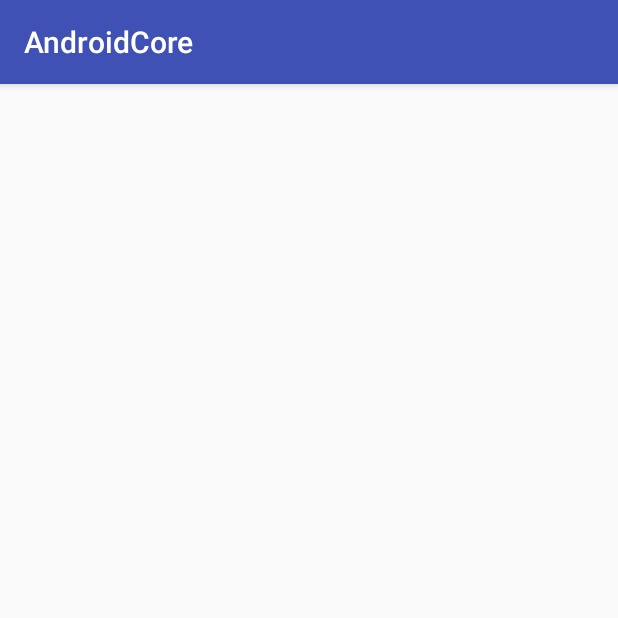
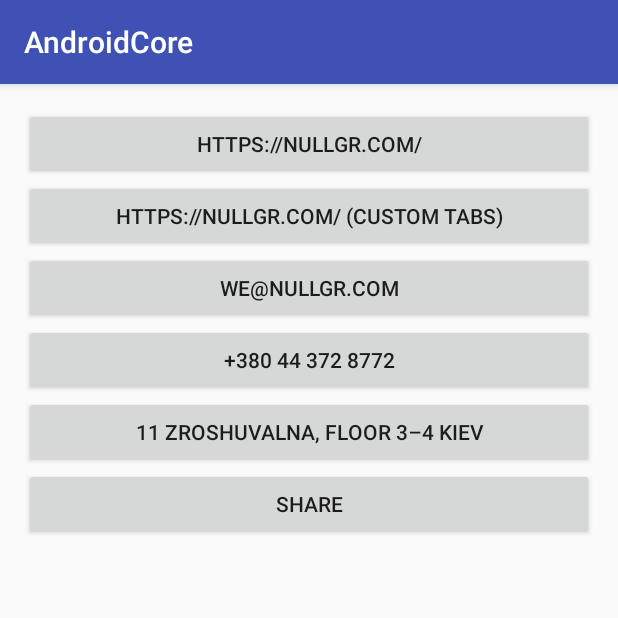
Before and after one commit to nullgr/app-core, an Android app: the CommonIntentsExampleActivity screen opened directly, with no data from a screen before it, on a phone screen of 412 x 824 dp, the top half of it. Run offline under Robolectric (Android 15) with nearby library versions, the phone set to English and light mode, and no system bars.

Commit message:
- Improve CommonIntentsExtensions - Add CommonIntentsExampleActivity

```diff
--- a/app/build.gradle
+++ b/app/build.gradle
@@ -41,6 +41,7 @@ dependencies {
     implementation commonDependencies.supportCardView
     implementation commonDependencies.supportvectorDrawable
     implementation commonDependencies.supportConstraint
+    implementation commonDependencies.supportCustomTabs
 
     testImplementation 'junit:junit:4.12'
     androidTestImplementation 'com.android.support.test:runner:1.0.1'
--- a/app/src/main/java/com/nullgr/androidcore/intents/CommonIntentsExampleActivity.kt
+++ b/app/src/main/java/com/nullgr/androidcore/intents/CommonIntentsExampleActivity.kt
@@ -1,10 +1,51 @@
 package com.nullgr.androidcore.intents
 
+import android.os.Bundle
+import android.support.v4.content.ContextCompat
 import android.support.v7.app.AppCompatActivity
+import com.nullgr.androidcore.R
+import com.nullgr.corelibrary.intents.*
+import kotlinx.android.synthetic.main.activity_common_intents_example.*
 
 /**
  * Created by Grishko Nikita on 01.02.18.
  */
 class CommonIntentsExampleActivity : AppCompatActivity() {
 
+    override fun onCreate(savedInstanceState: Bundle?) {
+        super.onCreate(savedInstanceState)
+        setContentView(R.layout.activity_common_intents_example)
+
+        val errorText = getString(R.string.error_activity_not_found)
+
+        buttonWebSimple.setOnClickListener {
+            webIntent(getString(R.string.btn_null_gr_web))
+                    .launch(this, errorText)
+        }
+
+        buttonWebChrome.setOnClickListener {
+            chromeTabsIntent(ContextCompat.getColor(this, R.color.colorPrimary))
+                    .launch(this, getString(R.string.btn_null_gr_web))
+        }
+
+        buttonCallTo.setOnClickListener {
+            callIntent(getString(R.string.btn_null_gr_phone))
+                    .launch(this, errorText)
+        }
+
+        buttonMailTo.setOnClickListener {
+            emailIntent(getString(R.string.btn_null_gr_phone), body = getString(R.string.text_for_share))
+                    .launch(this, errorText)
+        }
+
+        buttonRoteTo.setOnClickListener {
+            navigationIntent(50.434195, 30.686477)
+                    .launch(this, errorText)
+        }
+
+        buttonShare.setOnClickListener {
+            shareTextIntent(getString(R.string.text_for_share))
+                    .launch(this, errorText)
+        }
+    }
 }
--- /dev/null
+++ b/app/src/main/res/layout/activity_common_intents_example.xml
@@ -0,0 +1,49 @@
+<?xml version="1.0" encoding="utf-8"?>
+<ScrollView xmlns:android="http://schemas.android.com/apk/res/android"
+    android:layout_width="match_parent"
+    android:layout_height="match_parent"
+    android:padding="16dp">
+
+    <LinearLayout
+        android:layout_width="match_parent"
+        android:layout_height="wrap_content"
+        android:orientation="vertical">
+
+        <Button
+            android:id="@+id/buttonWebSimple"
+            android:layout_width="match_parent"
+            android:layout_height="wrap_content"
+            android:text="@string/btn_null_gr_web" />
+
+        <Button
+            android:id="@+id/buttonWebChrome"
+            android:layout_width="match_parent"
+            android:layout_height="wrap_content"
+            android:text="@string/btn_null_gr_web_chrome" />
+
+        <Button
+            android:id="@+id/buttonMailTo"
+            android:layout_width="match_parent"
+            android:layout_height="wrap_content"
+            android:text="@string/btn_null_gr_mail" />
+
+        <Button
+            android:id="@+id/buttonCallTo"
+            android:layout_width="match_parent"
+            android:layout_height="wrap_content"
+            android:text="@string/btn_null_gr_phone" />
+
+        <Button
+            android:id="@+id/buttonRoteTo"
+            android:layout_width="match_parent"
+            android:layout_height="wrap_content"
+            android:text="@string/btn_null_gr_location" />
+
+        <Button
+            android:id="@+id/buttonShare"
+            android:layout_width="match_parent"
+            android:layout_height="wrap_content"
+            android:text="@string/btn_null_gr_share" />
+    </LinearLayout>
+
+</ScrollView>
--- a/app/src/main/res/values/strings.xml
+++ b/app/src/main/res/values/strings.xml
@@ -6,4 +6,12 @@
     <string name="permission_not_granted">Permission %s not granted</string>
 
     <string name="title_intents_example">Common intents example</string>
+    <string name="btn_null_gr_web">https://nullgr.com/</string>
+    <string name="btn_null_gr_web_chrome">https://nullgr.com/ (Custom tabs)</string>
+    <string name="btn_null_gr_mail">we@nullgr.com</string>
+    <string name="btn_null_gr_phone">+380 44 372 8772</string>
+    <string name="btn_null_gr_location">11 Zroshuvalna, Floor 3–4 Kiev</string>
+    <string name="btn_null_gr_share">Share</string>
+    <string name="text_for_share">The only way to make digital revolution — is to make it.</string>
+    <string name="error_activity_not_found">Activity not found</string>
 </resources>
```
Also changed, not shown: corelibrary/src/main/java/com/nullgr/corelibrary/intents/CommonIntentsExtensions.kt (+26 -12 lines).
